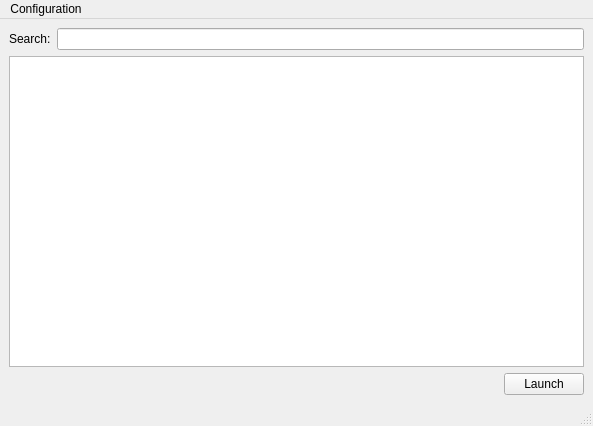
First picture: the form in view.ui, repository nicolas-van/lightningmf, before the edit.
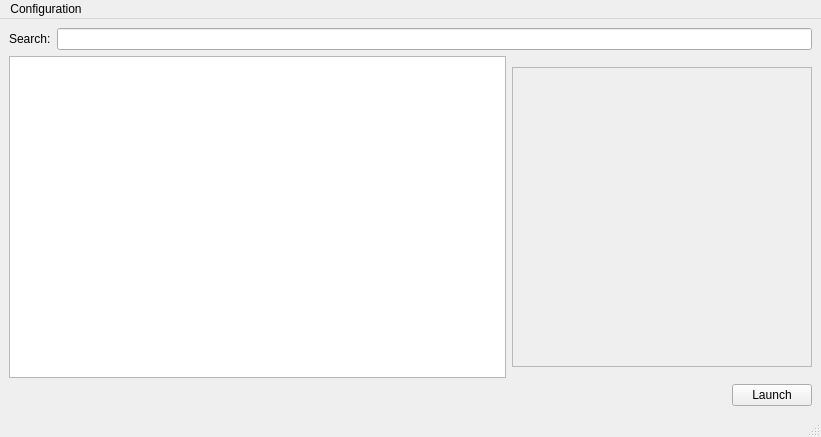
Second picture: the form after the edit.

Commit message: Added images handling

```diff
--- a/view.ui
+++ b/view.ui
@@ -6,8 +6,8 @@
    <rect>
     <x>0</x>
     <y>0</y>
-    <width>593</width>
-    <height>426</height>
+    <width>821</width>
+    <height>437</height>
    </rect>
   </property>
   <property name="windowTitle">
@@ -30,6 +30,8 @@
      </layout>
     </item>
     <item>
+     <layout class="QHBoxLayout" name="horizontalLayout_3">
+      <item>
      <widget class="QTableView" name="itemsView">
       <property name="selectionMode">
        <enum>QAbstractItemView::SingleSelection</enum>
@@ -55,6 +57,45 @@
      </widget>
     </item>
     <item>
+       <widget class="QFrame" name="imageFrame">
+        <property name="sizePolicy">
+         <sizepolicy hsizetype="Fixed" vsizetype="Fixed">
+          <horstretch>0</horstretch>
+          <verstretch>0</verstretch>
+         </sizepolicy>
+        </property>
+        <property name="minimumSize">
+         <size>
+          <width>300</width>
+          <height>300</height>
+         </size>
+        </property>
+        <property name="frameShape">
+         <enum>QFrame::StyledPanel</enum>
+        </property>
+        <property name="frameShadow">
+         <enum>QFrame::Raised</enum>
+        </property>
+        <layout class="QGridLayout" name="gridLayout">
+         <item row="0" column="0">
+          <widget class="QLabel" name="imageLabel">
+           <property name="text">
+            <string/>
+           </property>
+           <property name="scaledContents">
+            <bool>false</bool>
+           </property>
+           <property name="alignment">
+            <set>Qt::AlignCenter</set>
+           </property>
+          </widget>
+         </item>
+        </layout>
+       </widget>
+      </item>
+     </layout>
+    </item>
+    <item>
      <layout class="QHBoxLayout" name="horizontalLayout_2">
       <item>
        <spacer name="horizontalSpacer">
@@ -85,7 +126,7 @@
     <rect>
      <x>0</x>
      <y>0</y>
-     <width>593</width>
+     <width>821</width>
      <height>25</height>
     </rect>
    </property>
```
Lines whose indentation alone changed are shown as unchanged. The commit also changes 1 other file.
